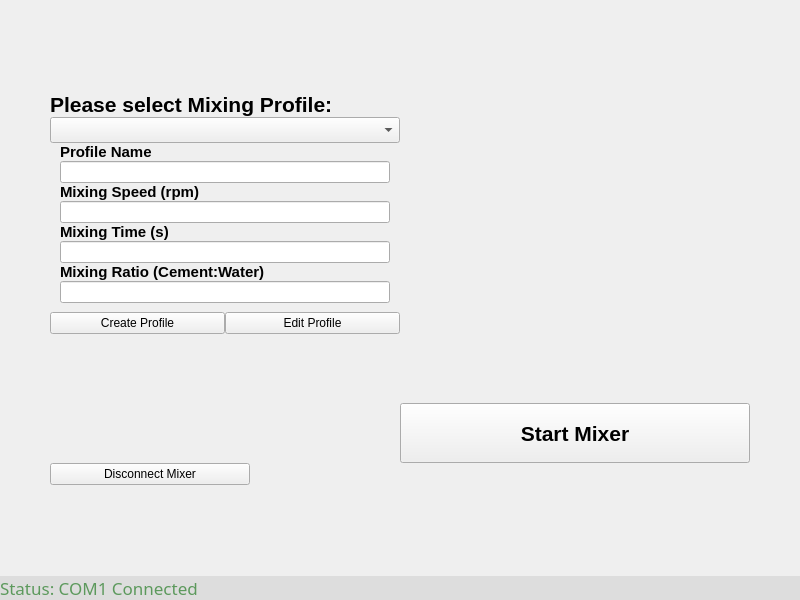
This is initwidget.ui in EPOHnomeL/design as Qt 5 draws it before an edit. The edited form follows.
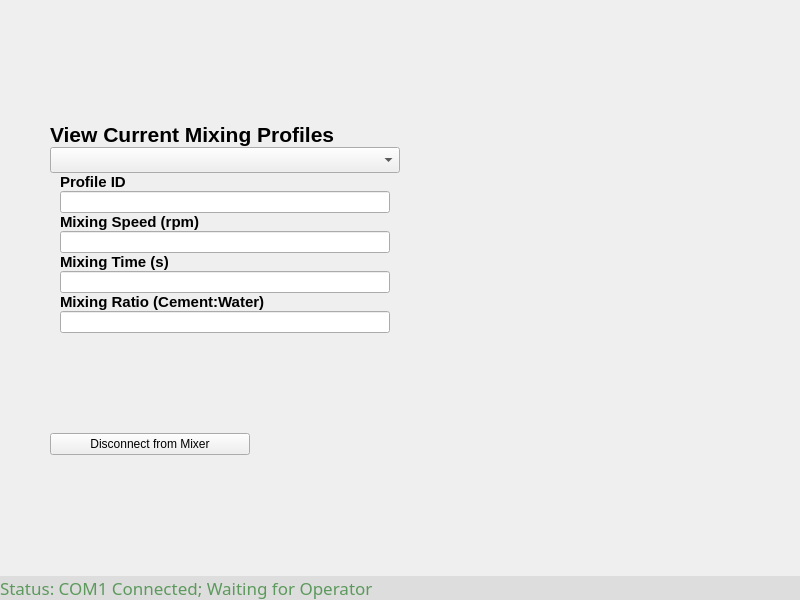
This is the edited form.

The edit to the form file:
```diff
--- a/initwidget.ui
+++ b/initwidget.ui
@@ -61,6 +61,66 @@
        <property name="rightMargin">
         <number>50</number>
        </property>
+       <item row="5" column="0">
+        <widget class="QPushButton" name="disconnectButton">
+         <property name="minimumSize">
+          <size>
+           <width>0</width>
+           <height>0</height>
+          </size>
+         </property>
+         <property name="maximumSize">
+          <size>
+           <width>200</width>
+           <height>16777215</height>
+          </size>
+         </property>
+         <property name="text">
+          <string>Disconnect from Mixer</string>
+         </property>
+        </widget>
+       </item>
+       <item row="1" column="0">
+        <widget class="QComboBox" name="profilesBox">
+         <property name="sizePolicy">
+          <sizepolicy hsizetype="Preferred" vsizetype="Preferred">
+           <horstretch>0</horstretch>
+           <verstretch>0</verstretch>
+          </sizepolicy>
+         </property>
+         <property name="minimumSize">
+          <size>
+           <width>200</width>
+           <height>0</height>
+          </size>
+         </property>
+         <property name="maximumSize">
+          <size>
+           <width>16777215</width>
+           <height>16777215</height>
+          </size>
+         </property>
+         <property name="font">
+          <font>
+           <family>MS Shell Dlg 2</family>
+           <pointsize>11</pointsize>
+          </font>
+         </property>
+        </widget>
+       </item>
+       <item row="0" column="0">
+        <widget class="QLabel" name="label_2">
+         <property name="font">
+          <font>
+           <pointsize>16</pointsize>
+           <bold>true</bold>
+          </font>
+         </property>
+         <property name="text">
+          <string>View Current Mixing Profiles</string>
+         </property>
+        </widget>
+       </item>
        <item row="2" column="0">
         <layout class="QVBoxLayout" name="verticalLayout_3">
          <property name="leftMargin">
@@ -74,12 +134,11 @@
            <property name="font">
             <font>
              <pointsize>11</pointsize>
-             <weight>75</weight>
              <bold>true</bold>
             </font>
            </property>
            <property name="text">
-            <string>Profile Name</string>
+            <string>Profile ID</string>
            </property>
           </widget>
          </item>
@@ -91,7 +150,6 @@
            <property name="font">
             <font>
              <pointsize>11</pointsize>
-             <weight>75</weight>
              <bold>true</bold>
             </font>
            </property>
@@ -108,7 +166,6 @@
            <property name="font">
             <font>
              <pointsize>11</pointsize>
-             <weight>75</weight>
              <bold>true</bold>
             </font>
            </property>
@@ -125,7 +182,6 @@
            <property name="font">
             <font>
              <pointsize>11</pointsize>
-             <weight>75</weight>
              <bold>true</bold>
             </font>
            </property>
@@ -139,130 +195,6 @@
          </item>
         </layout>
        </item>
-       <item row="0" column="0">
-        <widget class="QLabel" name="label_2">
-         <property name="font">
-          <font>
-           <pointsize>16</pointsize>
-           <weight>75</weight>
-           <bold>true</bold>
-          </font>
-         </property>
-         <property name="text">
-          <string>Please select Mixing Profile:</string>
-         </property>
-        </widget>
-       </item>
-       <item row="3" column="1">
-        <spacer name="verticalSpacer_4">
-         <property name="orientation">
-          <enum>Qt::Vertical</enum>
-         </property>
-         <property name="sizeHint" stdset="0">
-          <size>
-           <width>20</width>
-           <height>40</height>
-          </size>
-         </property>
-        </spacer>
-       </item>
-       <item row="3" column="0">
-        <layout class="QHBoxLayout" name="horizontalLayout">
-         <item>
-          <widget class="QPushButton" name="createProfileButton">
-           <property name="minimumSize">
-            <size>
-             <width>150</width>
-             <height>0</height>
-            </size>
-           </property>
-           <property name="text">
-            <string>Create Profile</string>
-           </property>
-          </widget>
-         </item>
-         <item>
-          <widget class="QPushButton" name="editProfileButton">
-           <property name="minimumSize">
-            <size>
-             <width>150</width>
-             <height>0</height>
-            </size>
-           </property>
-           <property name="text">
-            <string>Edit Profile</string>
-           </property>
-          </widget>
-         </item>
-        </layout>
-       </item>
-       <item row="2" column="1">
-        <spacer name="verticalSpacer_2">
-         <property name="orientation">
-          <enum>Qt::Vertical</enum>
-         </property>
-         <property name="sizeHint" stdset="0">
-          <size>
-           <width>20</width>
-           <height>40</height>
-          </size>
-         </property>
-        </spacer>
-       </item>
-       <item row="1" column="0">
-        <widget class="QComboBox" name="profilesBox">
-         <property name="sizePolicy">
-          <sizepolicy hsizetype="Preferred" vsizetype="Preferred">
-           <horstretch>0</horstretch>
-           <verstretch>0</verstretch>
-          </sizepolicy>
-         </property>
-         <property name="minimumSize">
-          <size>
-           <width>200</width>
-           <height>0</height>
-          </size>
-         </property>
-         <property name="maximumSize">
-          <size>
-           <width>16777215</width>
-           <height>16777215</height>
-          </size>
-         </property>
-         <property name="font">
-          <font>
-           <family>MS Shell Dlg 2</family>
-           <pointsize>11</pointsize>
-          </font>
-         </property>
-        </widget>
-       </item>
-       <item row="5" column="1">
-        <widget class="QPushButton" name="startButton">
-         <property name="sizePolicy">
-          <sizepolicy hsizetype="Expanding" vsizetype="Fixed">
-           <horstretch>0</horstretch>
-           <verstretch>0</verstretch>
-          </sizepolicy>
-         </property>
-         <property name="minimumSize">
-          <size>
-           <width>0</width>
-           <height>60</height>
-          </size>
-         </property>
-         <property name="font">
-          <font>
-           <pointsize>16</pointsize>
-           <weight>75</weight>
-           <bold>true</bold>
-          </font>
-         </property>
-         <property name="text">
-          <string>Start Mixer</string>
-         </property>
-        </widget>
-       </item>
        <item row="0" column="1">
         <spacer name="horizontalSpacer">
          <property name="orientation">
@@ -276,6 +208,19 @@
          </property>
         </spacer>
        </item>
+       <item row="3" column="1">
+        <spacer name="verticalSpacer_4">
+         <property name="orientation">
+          <enum>Qt::Vertical</enum>
+         </property>
+         <property name="sizeHint" stdset="0">
+          <size>
+           <width>20</width>
+           <height>40</height>
+          </size>
+         </property>
+        </spacer>
+       </item>
        <item row="4" column="1">
         <spacer name="verticalSpacer_5">
          <property name="orientation">
@@ -289,24 +234,18 @@
          </property>
         </spacer>
        </item>
-       <item row="6" column="0">
-        <widget class="QPushButton" name="disconnectButton">
-         <property name="minimumSize">
-          <size>
-           <width>0</width>
-           <height>0</height>
-          </size>
+       <item row="2" column="1">
+        <spacer name="verticalSpacer_2">
+         <property name="orientation">
+          <enum>Qt::Vertical</enum>
          </property>
-         <property name="maximumSize">
+         <property name="sizeHint" stdset="0">
           <size>
-           <width>200</width>
-           <height>16777215</height>
+           <width>20</width>
+           <height>40</height>
           </size>
          </property>
-         <property name="text">
-          <string>Disconnect Mixer</string>
-         </property>
-        </widget>
+        </spacer>
        </item>
       </layout>
      </item>
@@ -341,7 +280,7 @@
         <string notr="true">background-color: #DDDDDD; color: #5c995c</string>
        </property>
        <property name="text">
-        <string>Status: COM1 Connected</string>
+        <string>Status: COM1 Connected; Waiting for Operator</string>
        </property>
       </widget>
      </item>
```
